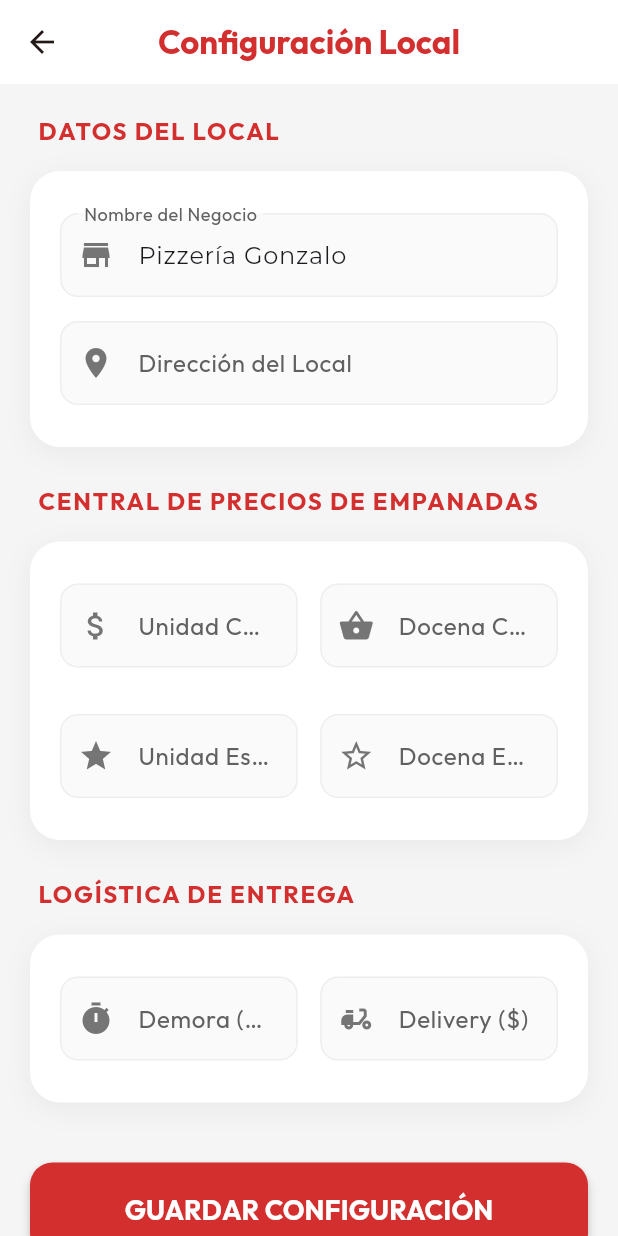
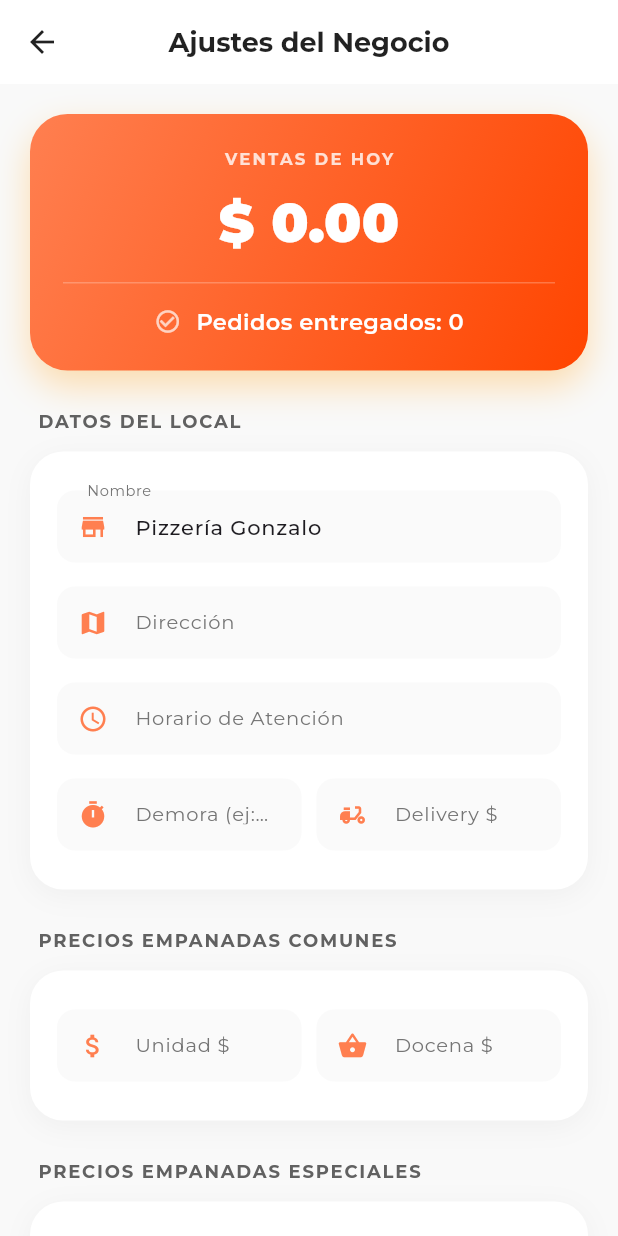
Before and after one commit to CARsoftAR/mi_pedido, a Flutter app: the ConfiguracionPage screen opened directly, on a phone screen of 412 x 824 dp. Run offline on Flutter 3.47's test engine with Material 3 defaults, Android fonts, the phone set to English and light mode, and no system bars; our stand-ins replace cloud_firestore, firebase_core, google_fonts, image_picker; accounts and stored records are empty.

Commit message:
Restaurada persistencia en Ajustes y mejorado formato de precios con decimales y comas

```diff
--- a/lib/configuracion_page.dart
+++ b/lib/configuracion_page.dart
@@ -10,60 +10,84 @@ class ConfiguracionPage extends StatefulWidget {
 }
 
 class _ConfiguracionPageState extends State<ConfiguracionPage> {
-  // Datos del Local
   final TextEditingController _nombreController = TextEditingController(text: 'Pizzería Gonzalo');
   final TextEditingController _direccionController = TextEditingController();
+  final TextEditingController _horarioController = TextEditingController();
+  final TextEditingController _demoraController = TextEditingController();
+  final TextEditingController _deliveryController = TextEditingController();
 
-  // Central de Precios
   final TextEditingController _unidadComunController = TextEditingController();
   final TextEditingController _docenaComunController = TextEditingController();
   final TextEditingController _unidadEspecialController = TextEditingController();
   final TextEditingController _docenaEspecialController = TextEditingController();
 
-  // Logística
-  final TextEditingController _demoraController = TextEditingController();
-  final TextEditingController _deliveryController = TextEditingController();
+  bool _isSaving = false;
+  bool _isLoading = true;
 
-  bool _isSaving = false;
+  @override
+  void initState() {
+    super.initState();
+    _cargarConfiguracion();
+  }
+
+  String _formatPrice(dynamic value) {
+    double val = 0;
+    if (value is num) {
+      val = value.toDouble();
+    } else if (value is String) {
+      val = double.tryParse(value.replaceAll(',', '.')) ?? 0;
+    }
+    return val.toStringAsFixed(2).replaceAll('.', ',');
+  }
+
+  double _parsePrice(String text) {
+    return double.tryParse(text.trim().replaceAll(',', '.')) ?? 0;
+  }
+
+  void _cargarConfiguracion() async {
+    try {
+      final doc = await FirebaseFirestore.instance.collection('configuracion_local').doc('precios').get();
+      if (doc.exists) {
+        final data = doc.data()!;
+        setState(() {
+          _nombreController.text = data['nombre'] ?? 'Pizzería Gonzalo';
+          _direccionController.text = data['direccion'] ?? '';
+          _horarioController.text = data['horario'] ?? '';
+          _demoraController.text = data['tiempo_demora'] ?? '';
+          _deliveryController.text = _formatPrice(data['precio_delivery']);
+
+          _unidadComunController.text = _formatPrice(data['unidad_comun']);
+          _docenaComunController.text = _formatPrice(data['docena_comun']);
+          _unidadEspecialController.text = _formatPrice(data['unidad_especial']);
+          _docenaEspecialController.text = _formatPrice(data['docena_especial']);
+        });
+      }
+    } catch (e) {
+      debugPrint("Error al cargar configuración: $e");
+    } finally {
+      setState(() => _isLoading = false);
+    }
+  }
 
   void _guardarConfiguracion() async {
     setState(() => _isSaving = true);
-
     try {
       final Map<String, dynamic> data = {
         'nombre': _nombreController.text.trim(),
         'direccion': _direccionController.text.trim(),
-        'unidad_comun': double.tryParse(_unidadComunController.text) ?? 0,
-        'docena_comun': double.tryParse(_docenaComunController.text) ?? 0,
-        'unidad_especial': double.tryParse(_unidadEspecialController.text) ?? 0,
-        'docena_especial': double.tryParse(_docenaEspecialController.text) ?? 0,
-        'tiempo_demora': int.tryParse(_demoraController.text) ?? 0,
-        'precio_delivery': double.tryParse(_deliveryController.text) ?? 0,
+        'horario': _horarioController.text.trim(),
+        'tiempo_demora': _demoraController.text.trim(),
+        'precio_delivery': _parsePrice(_deliveryController.text),
+        'unidad_comun': _parsePrice(_unidadComunController.text),
+        'docena_comun': _parsePrice(_docenaComunController.text),
+        'unidad_especial': _parsePrice(_unidadEspecialController.text),
+        'docena_especial': _parsePrice(_docenaEspecialController.text),
         'updated_at': FieldValue.serverTimestamp(),
       };
-
-      await FirebaseFirestore.instance
-          .collection('configuracion_local')
-          .doc('precios')
-          .set(data, SetOptions(merge: true));
-
-      if (mounted) {
-        ScaffoldMessenger.of(context).showSnackBar(
-          const SnackBar(
-            content: Text('Configuración guardada exitosamente'),
-            backgroundColor: Colors.green,
-          ),
-        );
-      }
+      await FirebaseFirestore.instance.collection('configuracion_local').doc('precios').set(data, SetOptions(merge: true));
+      if (mounted) ScaffoldMessenger.of(context).showSnackBar(const SnackBar(content: Text('Configuración guardada correctamente'), backgroundColor: Colors.green));
     } catch (e) {
-      if (mounted) {
-        ScaffoldMessenger.of(context).showSnackBar(
-          SnackBar(
-            content: Text('Error al guardar: $e'),
-            backgroundColor: Colors.red,
-          ),
-        );
-      }
+      if (mounted) ScaffoldMessenger.of(context).showSnackBar(SnackBar(content: Text('Error al guardar: $e'), backgroundColor: Colors.red));
     } finally {
       if (mounted) setState(() => _isSaving = false);
     }
@@ -71,106 +95,164 @@ class _ConfiguracionPageState extends State<ConfiguracionPage> {
 
   @override
   Widget build(BuildContext context) {
+    if (_isLoading) {
+      return const Scaffold(body: Center(child: CircularProgressIndicator()));
+    }
+
     return Scaffold(
-      backgroundColor: const Color(0xFFF5F5F5),
+      backgroundColor: const Color(0xFFF9F9F9),
       appBar: AppBar(
-        title: Text(
-          'Configuración Local',
-          style: GoogleFonts.outfit(
-            color: const Color(0xFFD32F2F),
-            fontWeight: FontWeight.bold,
-          ),
-        ),
+        title: Text("Ajustes del Negocio", style: GoogleFonts.montserrat(fontWeight: FontWeight.bold, fontSize: 18)),
+        centerTitle: true,
+        elevation: 0,
         backgroundColor: Colors.white,
-        elevation: 0,
-        centerTitle: true,
+        foregroundColor: Colors.black87,
       ),
       body: SingleChildScrollView(
         padding: const EdgeInsets.all(20),
         child: Column(
-          crossAxisAlignment: CrossAxisAlignment.stretch,
           children: [
-            // Sección Datos del Local
-            _buildSectionTitle('Datos del Local'),
-            _buildCard([
-              _buildTextField('Nombre del Negocio', _nombreController, Icons.store),
-              _buildTextField('Dirección del Local', _direccionController, Icons.location_on),
-            ]),
-
+            // DASHBOARD PREMIUM (Cierre de Caja)
+            StreamBuilder<QuerySnapshot>(
+              stream: FirebaseFirestore.instance.collection('pedidos').where('estado', isEqualTo: 'Finalizado').snapshots(),
+              builder: (context, snapshot) {
+                double totalHoy = 0;
+                int countHoy = 0;
+                if (snapshot.hasData) {
+                  final now = DateTime.now();
+                  final today = DateTime(now.year, now.month, now.day);
+                  for (var doc in snapshot.data!.docs) {
+                    final data = doc.data() as Map<String, dynamic>;
+                    final Timestamp? ts = data['updatedAt'];
+                    if (ts != null) {
+                      final date = ts.toDate();
+                      if (date.isAfter(today)) {
+                        totalHoy += (data['total'] ?? 0).toDouble();
+                        countHoy++;
+                      }
+                    }
+                  }
+                }
+                return _buildDashboard(totalHoy, countHoy);
+              },
+            ),
             const SizedBox(height: 25),
 
-            // Sección Central de Precios
-            _buildSectionTitle('Central de Precios de Empanadas'),
+            _buildSectionTitle("Datos del Local"),
             _buildCard([
+              _buildTextField("Nombre", _nombreController, Icons.store),
+              _buildTextField("Dirección", _direccionController, Icons.map),
+              _buildTextField("Horario de Atención", _horarioController, Icons.access_time),
               Row(
                 children: [
-                  Expanded(child: _buildTextField('Unidad Común', _unidadComunController, Icons.attach_money, isNumeric: true)),
-                  const SizedBox(width: 15),
-                  Expanded(child: _buildTextField('Docena Común', _docenaComunController, Icons.shopping_basket, isNumeric: true)),
-                ],
-              ),
-              const SizedBox(height: 15),
-              Row(
-                children: [
-                  Expanded(child: _buildTextField('Unidad Especial', _unidadEspecialController, Icons.star, isNumeric: true)),
-                  const SizedBox(width: 15),
-                  Expanded(child: _buildTextField('Docena Especial', _docenaEspecialController, Icons.star_border_outlined, isNumeric: true)),
+                  Expanded(child: _buildTextField("Demora (ej: 40-50 min)", _demoraController, Icons.timer)),
+                  const SizedBox(width: 10),
+                  Expanded(child: _buildTextField("Delivery \$", _deliveryController, Icons.delivery_dining, isNumeric: true)),
                 ],
               ),
             ]),
 
             const SizedBox(height: 25),
 
-            // Sección Logística
-            _buildSectionTitle('Logística de Entrega'),
+            _buildSectionTitle("Precios Empanadas Comunes"),
             _buildCard([
               Row(
                 children: [
-                  Expanded(child: _buildTextField('Demora (min)', _demoraController, Icons.timer, isNumeric: true)),
-                  const SizedBox(width: 15),
-                  Expanded(child: _buildTextField('Delivery (\$)', _deliveryController, Icons.delivery_dining, isNumeric: true)),
+                  Expanded(child: _buildTextField("Unidad \$", _unidadComunController, Icons.attach_money, isNumeric: true)),
+                  const SizedBox(width: 10),
+                  Expanded(child: _buildTextField("Docena \$", _docenaComunController, Icons.shopping_basket, isNumeric: true)),
                 ],
               ),
             ]),
 
-            const SizedBox(height: 40),
+            const SizedBox(height: 25),
 
-            // Botón Guardar
+            _buildSectionTitle("Precios Empanadas Especiales"),
+            _buildCard([
+              Row(
+                children: [
+                  Expanded(child: _buildTextField("Unidad \$", _unidadEspecialController, Icons.star_outline, isNumeric: true)),
+                  const SizedBox(width: 10),
+                  Expanded(child: _buildTextField("Docena \$", _docenaEspecialController, Icons.grade, isNumeric: true)),
+                ],
+              ),
+            ]),
+
+            const SizedBox(height: 30),
+
             ElevatedButton(
               onPressed: _isSaving ? null : _guardarConfiguracion,
               style: ElevatedButton.styleFrom(
-                backgroundColor: const Color(0xFFD32F2F),
-                foregroundColor: Colors.white,
-                padding: const EdgeInsets.symmetric(vertical: 18),
+                backgroundColor: const Color(0xFFFF7F50),
+                minimumSize: const Size(double.infinity, 55),
                 shape: RoundedRectangleBorder(borderRadius: BorderRadius.circular(15)),
-                elevation: 3,
+                elevation: 4,
+                shadowColor: const Color(0xFFFF7F50).withOpacity(0.4),
               ),
               child: _isSaving
-                  ? const CircularProgressIndicator(color: Colors.white)
-                  : Text(
-                      'GUARDAR CONFIGURACIÓN',
-                      style: GoogleFonts.outfit(
-                        fontSize: 18,
-                        fontWeight: FontWeight.bold,
-                      ),
-                    ),
+                ? const SizedBox(width: 25, height: 25, child: CircularProgressIndicator(color: Colors.white, strokeWidth: 2))
+                : const Text("GUARDAR CAMBIOS", style: TextStyle(color: Colors.white, fontWeight: FontWeight.bold, fontSize: 16)),
             ),
+            const SizedBox(height: 40),
           ],
         ),
       ),
     );
   }
 
+  Widget _buildDashboard(double total, int count) {
+    return Container(
+      padding: const EdgeInsets.all(22),
+      decoration: BoxDecoration(
+        gradient: const LinearGradient(
+          begin: Alignment.topLeft,
+          end: Alignment.bottomRight,
+          colors: [Color(0xFFFF7F50), Color(0xFFFF4500)],
+        ),
+        borderRadius: BorderRadius.circular(25),
+        boxShadow: [
+          BoxShadow(
+            color: Colors.orange.withOpacity(0.3),
+            blurRadius: 20,
+            offset: const Offset(0, 10),
+          )
+        ],
+      ),
+      child: Column(
+        children: [
+          Text("VENTAS DE HOY", style: GoogleFonts.montserrat(color: Colors.white.withOpacity(0.8), fontSize: 11, fontWeight: FontWeight.bold, letterSpacing: 1.5)),
+          const SizedBox(height: 8),
+          Text("\$ ${total.toStringAsFixed(2)}", style: GoogleFonts.montserrat(color: Colors.white, fontSize: 36, fontWeight: FontWeight.w900)),
+          const Padding(
+            padding: EdgeInsets.symmetric(vertical: 15),
+            child: Divider(color: Colors.white24, height: 1),
+          ),
+          Row(
+            mainAxisAlignment: MainAxisAlignment.center,
+            children: [
+              const Icon(Icons.check_circle_outline, color: Colors.white70, size: 18),
+              const SizedBox(width: 10),
+              Text("Pedidos entregados: $count", style: GoogleFonts.montserrat(color: Colors.white, fontSize: 15, fontWeight: FontWeight.w600)),
+            ],
+          ),
+        ],
+      ),
+    );
+  }
+
   Widget _buildSectionTitle(String title) {
-    return Padding(
-      padding: const EdgeInsets.only(bottom: 15, left: 5),
-      child: Text(
-        title.toUpperCase(),
-        style: GoogleFonts.outfit(
-          color: const Color(0xFFD32F2F),
-          fontWeight: FontWeight.bold,
-          fontSize: 16,
-          letterSpacing: 1.2,
+    return Align(
+      alignment: Alignment.centerLeft,
+      child: Padding(
+        padding: const EdgeInsets.only(bottom: 12, left: 5),
+        child: Text(
+          title.toUpperCase(),
+          style: GoogleFonts.montserrat(
+            fontSize: 12,
+            fontWeight: FontWeight.bold,
+            color: Colors.grey[700],
+            letterSpacing: 1.2,
+          ),
         ),
       ),
     );
@@ -178,16 +260,16 @@ class _ConfiguracionPageState extends State<ConfiguracionPage> {
 
   Widget _buildCard(List<Widget> children) {
     return Container(
-      padding: const EdgeInsets.all(20),
+      padding: const EdgeInsets.all(18),
       decoration: BoxDecoration(
         color: Colors.white,
-        borderRadius: BorderRadius.circular(20),
+        borderRadius: BorderRadius.circular(22),
         boxShadow: [
           BoxShadow(
-            color: Colors.black.withOpacity(0.05),
+            color: Colors.black.withOpacity(0.04),
+            blurRadius: 15,
             offset: const Offset(0, 4),
-            blurRadius: 15,
-          ),
+          )
         ],
       ),
       child: Column(children: children),
@@ -199,21 +281,16 @@ class _ConfiguracionPageState extends State<ConfiguracionPage> {
       padding: const EdgeInsets.symmetric(vertical: 8),
       child: TextField(
         controller: controller,
-        keyboardType: isNumeric ? TextInputType.number : TextInputType.text,
+        keyboardType: isNumeric ? const TextInputType.numberWithOptions(decimal: true) : TextInputType.text,
+        style: GoogleFonts.montserrat(fontSize: 14, fontWeight: FontWeight.w500),
         decoration: InputDecoration(
           labelText: label,
-          prefixIcon: Icon(icon, color: Colors.grey[600]),
-          labelStyle: GoogleFonts.outfit(color: Colors.grey[700]),
+          labelStyle: TextStyle(color: Colors.grey[600], fontSize: 13),
+          prefixIcon: Icon(icon, size: 20, color: const Color(0xFFFF7F50)),
+          border: OutlineInputBorder(borderRadius: BorderRadius.circular(12), borderSide: BorderSide.none),
           filled: true,
           fillColor: Colors.grey[50],
-          enabledBorder: OutlineInputBorder(
-            borderRadius: BorderRadius.circular(12),
-            borderSide: BorderSide(color: Colors.grey[200]!),
-          ),
-          focusedBorder: OutlineInputBorder(
-            borderRadius: BorderRadius.circular(12),
-            borderSide: const BorderSide(color: Color(0xFFD32F2F), width: 1.5),
-          ),
+          contentPadding: const EdgeInsets.symmetric(horizontal: 16, vertical: 12),
         ),
       ),
     );
```
Also changed, not shown: lib/main.dart (+17 -43 lines), lib/orders_screen.dart (added, +139 -0 lines).
